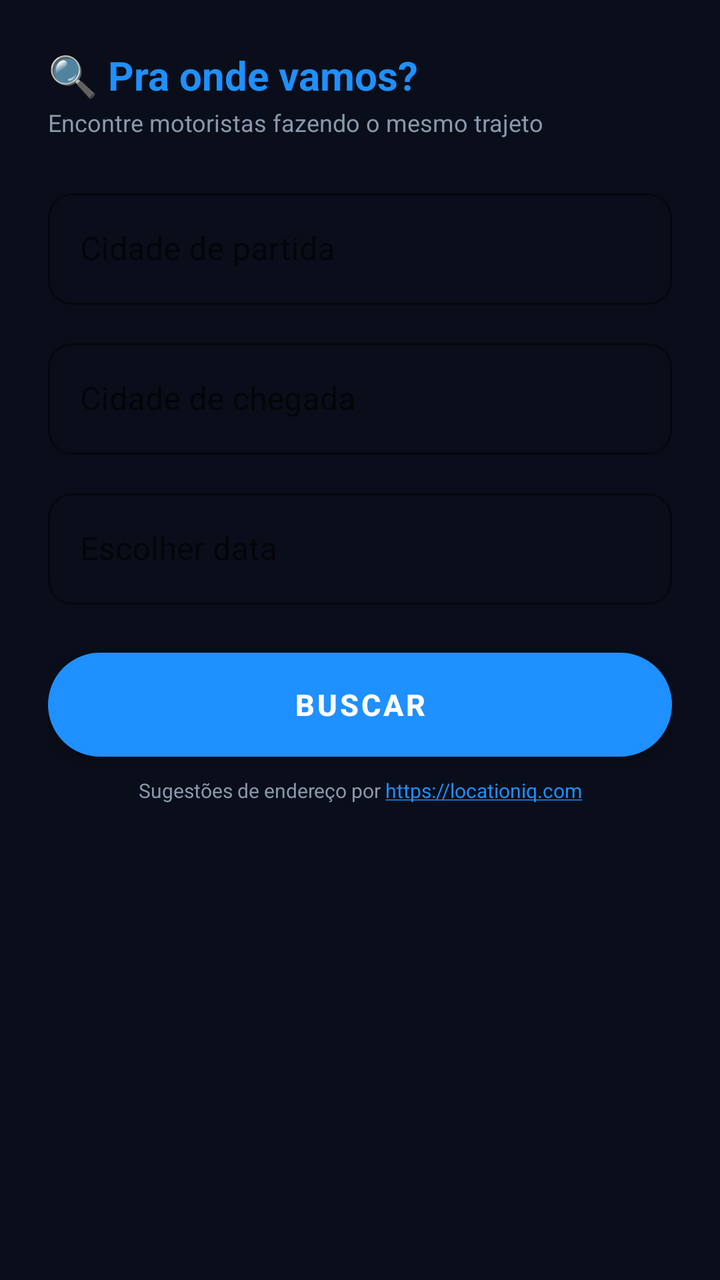
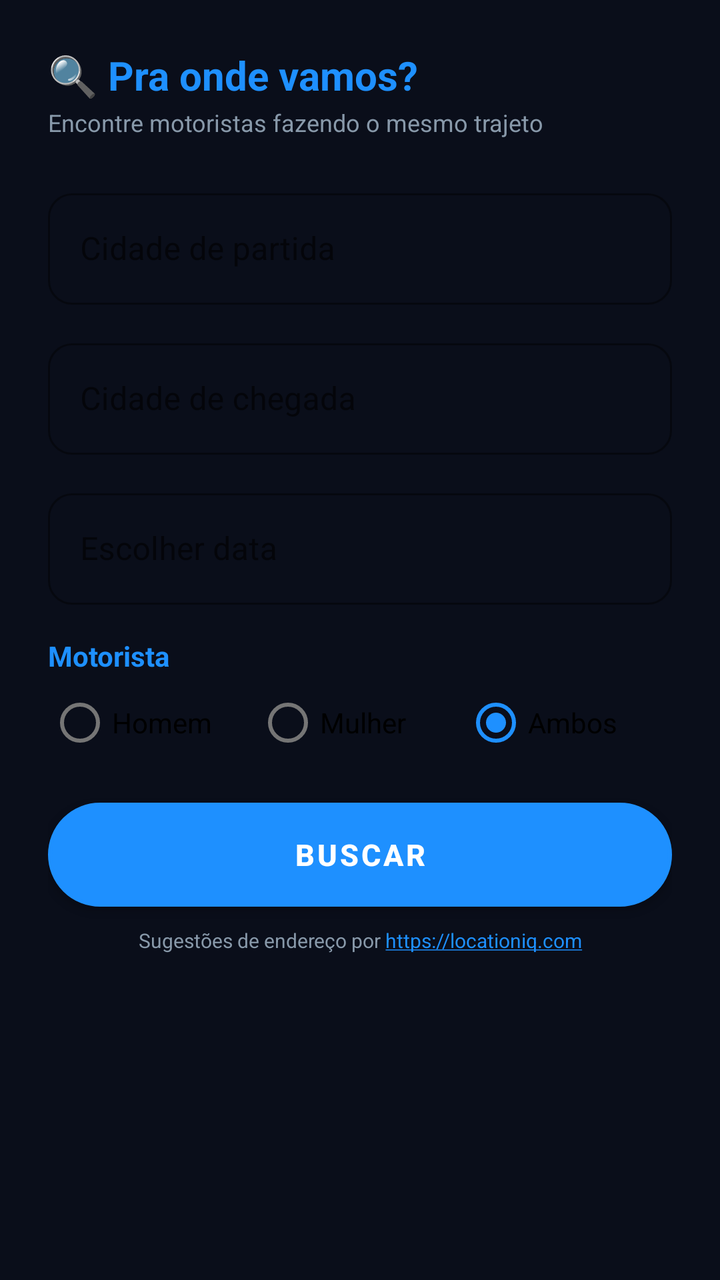

Before-and-after screenshots of an Android layout around one commit, followed by the original layout XML and the change that was made.
<!-- AndroidManifest.xml: application theme Theme.Caronas -->
<!-- res/layout/dialog_buscar_carona.xml -->
<?xml version="1.0" encoding="utf-8"?>
<ScrollView xmlns:android="http://schemas.android.com/apk/res/android"
    xmlns:app="http://schemas.android.com/apk/res-auto"
    android:layout_width="match_parent"
    android:layout_height="wrap_content">

    <LinearLayout
        android:layout_width="match_parent"
        android:layout_height="wrap_content"
        android:orientation="vertical"
        android:padding="24dp">

        <TextView
            android:layout_width="match_parent"
            android:layout_height="wrap_content"
            android:text="@string/procurar_titulo"
            android:textColor="@color/azul_neon"
            android:textSize="20sp"
            android:textStyle="bold" />

        <TextView
            android:layout_width="match_parent"
            android:layout_height="wrap_content"
            android:text="@string/procurar_subtitulo"
            android:textColor="#8899AA"
            android:textSize="12sp"
            android:layout_marginTop="2dp"
            android:layout_marginBottom="22dp" />

        <com.google.android.material.textfield.TextInputLayout
            style="@style/Widget.MaterialComponents.TextInputLayout.OutlinedBox"
            android:layout_width="match_parent"
            android:layout_height="wrap_content"
            app:boxCornerRadiusTopStart="12dp"
            app:boxCornerRadiusTopEnd="12dp"
            app:boxCornerRadiusBottomStart="12dp"
            app:boxCornerRadiusBottomEnd="12dp"
            app:boxStrokeColor="@color/azul_neon"
            app:hintTextColor="@color/azul_neon"
            app:prefixText="🚩  "
            android:hint="@string/procurar_hint_origem">

            <com.google.android.material.textfield.TextInputEditText
                android:id="@+id/etOrigemBusca"
                android:layout_width="match_parent"
                android:layout_height="wrap_content"
                android:inputType="textCapWords"
                android:maxLines="1" />

        </com.google.android.material.textfield.TextInputLayout>

        <com.google.android.material.textfield.TextInputLayout
            style="@style/Widget.MaterialComponents.TextInputLayout.OutlinedBox"
            android:layout_width="match_parent"
            android:layout_height="wrap_content"
            android:layout_marginTop="14dp"
            app:boxCornerRadiusTopStart="12dp"
            app:boxCornerRadiusTopEnd="12dp"
            app:boxCornerRadiusBottomStart="12dp"
            app:boxCornerRadiusBottomEnd="12dp"
            app:boxStrokeColor="@color/azul_neon"
            app:hintTextColor="@color/azul_neon"
            app:prefixText="🏁  "
            android:hint="@string/procurar_hint_destino">

            <com.google.android.material.textfield.TextInputEditText
                android:id="@+id/etDestinoBusca"
                android:layout_width="match_parent"
                android:layout_height="wrap_content"
                android:inputType="textCapWords"
                android:maxLines="1" />

        </com.google.android.material.textfield.TextInputLayout>

        <com.google.android.material.textfield.TextInputLayout
            style="@style/Widget.MaterialComponents.TextInputLayout.OutlinedBox"
            android:layout_width="match_parent"
            android:layout_height="wrap_content"
            android:layout_marginTop="14dp"
            app:boxCornerRadiusTopStart="12dp"
            app:boxCornerRadiusTopEnd="12dp"
            app:boxCornerRadiusBottomStart="12dp"
            app:boxCornerRadiusBottomEnd="12dp"
            app:boxStrokeColor="@color/azul_neon"
            app:hintTextColor="@color/azul_neon"
            app:prefixText="📅  "
            android:hint="@string/procurar_escolher_data">

            <com.google.android.material.textfield.TextInputEditText
                android:id="@+id/etDataBusca"
                android:layout_width="match_parent"
                android:layout_height="wrap_content"
                android:focusable="false"
                android:cursorVisible="false"
                android:maxLines="1" />

        </com.google.android.material.textfield.TextInputLayout>

        <Button
            android:id="@+id/btnBuscarDialog"
            android:layout_width="match_parent"
            android:layout_height="52dp"
            android:layout_marginTop="24dp"
            android:text="@string/procurar_botao_buscar"
            android:textColor="#FFFFFF"
            android:textStyle="bold"
            android:textSize="15sp"
            android:background="@drawable/botao_azul_neon" />

        <TextView
            android:layout_width="match_parent"
            android:layout_height="wrap_content"
            android:text="@string/autocomplete_atribuicao"
            android:textColor="#8899AA"
            android:textSize="10sp"
            android:gravity="center"
            android:autoLink="web"
            android:layout_marginTop="10dp" />

    </LinearLayout>
</ScrollView>
<!-- resources referenced by this layout -->
<resources>
  <color name="azul_neon">#1E90FF</color>
  <!-- drawable botao_azul_neon (drawable) -->
  <?xml version="1.0" encoding="utf-8"?>
  <shape xmlns:android="http://schemas.android.com/apk/res/android">
      <solid android:color="#1E90FF" />
      <corners android:radius="25dp" />
      <stroke android:width="2dp" android:color="#66C7FF" />
      <padding android:left="16dp" android:right="16dp" android:top="12dp" android:bottom="12dp" />
  </shape>
  <string name="autocomplete_atribuicao">Sugestões de endereço por https://locationiq.com</string>
  <string name="procurar_botao_buscar">Buscar</string>
  <string name="procurar_escolher_data">Escolher data</string>
  <string name="procurar_hint_destino">Cidade de chegada</string>
  <string name="procurar_hint_origem">Cidade de partida</string>
  <string name="procurar_subtitulo">Encontre motoristas fazendo o mesmo trajeto</string>
  <string name="procurar_titulo">🔍 Pra onde vamos?</string>
  <style name="Theme.Caronas" parent="Theme.MaterialComponents.DayNight.NoActionBar">
          <item name="colorPrimary">@color/azul_neon</item>
          <item name="colorPrimaryVariant">@color/azul_neon_escuro</item>
          <item name="colorOnPrimary">@color/white</item>
          <item name="colorSecondary">@color/azul_neon</item>
          <item name="colorSecondaryVariant">@color/azul_neon_escuro</item>
          <item name="colorOnSecondary">@color/white</item>
          <item name="android:statusBarColor">@color/fundo_escuro</item>
          <item name="android:windowBackground">@color/fundo_escuro</item>
      </style>
  <color name="azul_neon_escuro">#0D47A1</color>
  <color name="white">#FFFFFFFF</color>
  <color name="fundo_escuro">#0A0E1A</color>
</resources>

<!-- the commit's change to res/layout/dialog_buscar_carona.xml (unified diff, before → after) -->
@@ -96,11 +96,49 @@
 
         </com.google.android.material.textfield.TextInputLayout>
 
+        
+        <TextView
+            android:layout_width="match_parent"
+            android:layout_height="wrap_content"
+            android:layout_marginTop="16dp"
+            android:text="@string/procurar_filtro_motorista"
+            android:textColor="@color/azul_neon"
+            android:textStyle="bold" />
+
+        <RadioGroup
+            android:id="@+id/rgMotoristaBusca"
+            android:layout_width="match_parent"
+            android:layout_height="wrap_content"
+            android:checkedButton="@+id/rbMotoristaAmbosBusca"
+            android:orientation="horizontal">
+
+            <RadioButton
+                android:id="@+id/rbMotoristaHomemBusca"
+                android:layout_width="0dp"
+                android:layout_weight="1"
+                android:layout_height="wrap_content"
+                android:text="@string/sexo_homem" />
+
+            <RadioButton
+                android:id="@+id/rbMotoristaMulherBusca"
+                android:layout_width="0dp"
+                android:layout_weight="1"
+                android:layout_height="wrap_content"
+                android:text="@string/sexo_mulher" />
+
+            <RadioButton
+                android:id="@+id/rbMotoristaAmbosBusca"
+                android:layout_width="0dp"
+                android:layout_weight="1"
+                android:layout_height="wrap_content"
+                android:text="@string/sexo_ambos" />
+        </RadioGroup>
+
         <Button
             android:id="@+id/btnBuscarDialog"
             android:layout_width="match_parent"
             android:layout_height="52dp"
-            android:layout_marginTop="24dp"
+            android:layout_marginTop="16dp"
             android:text="@string/procurar_botao_buscar"
             android:textColor="#FFFFFF"
             android:textStyle="bold"
<!-- resource entries referenced after the edit -->
@@ -12,10 +12,14 @@
   <string name="autocomplete_atribuicao">Sugestões de endereço por https://locationiq.com</string>
   <string name="procurar_botao_buscar">Buscar</string>
   <string name="procurar_escolher_data">Escolher data</string>
+  <string name="procurar_filtro_motorista">Motorista</string>
   <string name="procurar_hint_destino">Cidade de chegada</string>
   <string name="procurar_hint_origem">Cidade de partida</string>
   <string name="procurar_subtitulo">Encontre motoristas fazendo o mesmo trajeto</string>
   <string name="procurar_titulo">🔍 Pra onde vamos?</string>
+  <string name="sexo_ambos">Ambos</string>
+  <string name="sexo_homem">Homem</string>
+  <string name="sexo_mulher">Mulher</string>
   <style name="Theme.Caronas" parent="Theme.MaterialComponents.DayNight.NoActionBar">
           <item name="colorPrimary">@color/azul_neon</item>
           <item name="colorPrimaryVariant">@color/azul_neon_escuro</item>
